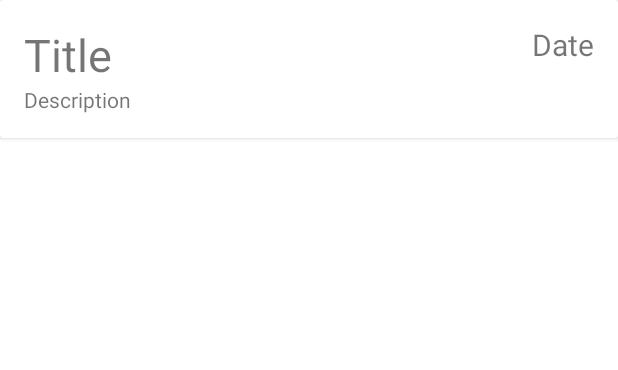
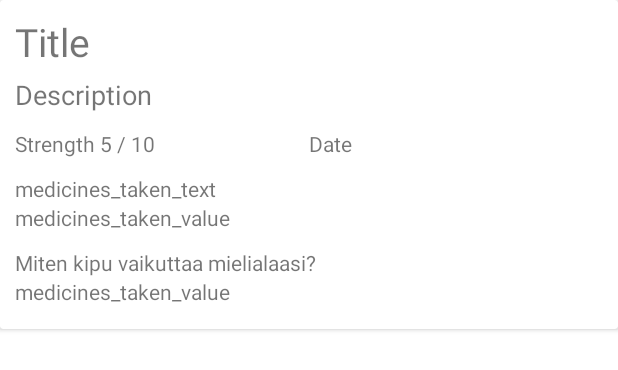
Before and after one commit to Tschokkinen/android-health-application, an Android app: the layout pain_history_list_item.xml on its own in the app's theme, with its tools: preview values and no code run, on a phone screen of 412 x 824 dp. Shown: the top 370 px of the screen. Run offline under Robolectric (Android 15) with nearby library versions, the phone set to English and light mode, and no system bars.

Commit message:
improved pain history section to show more data

```diff
--- a/app/src/main/java/com/ericaskari/healthapplication/adapters/PainLogListRecyclerViewAdapter.java
+++ b/app/src/main/java/com/ericaskari/healthapplication/adapters/PainLogListRecyclerViewAdapter.java
@@ -44,7 +44,7 @@ public class PainLogListRecyclerViewAdapter extends RecyclerView.Adapter<PainHis
      */
     @Override
     public void onBindViewHolder(PainHistoryListItemViewHolder holder, int position) {
-        holder.setViewHolderData(list.get(position));
+        holder.setViewHolderData(list.get(position), context.getResources());
     }
 
     @Override
--- a/app/src/main/java/com/ericaskari/healthapplication/viewholders/PainHistoryListItemViewHolder.java
+++ b/app/src/main/java/com/ericaskari/healthapplication/viewholders/PainHistoryListItemViewHolder.java
@@ -1,13 +1,21 @@
 package com.ericaskari.healthapplication.viewholders;
+
+import android.content.res.Resources;
+import android.view.View;
 
 import androidx.recyclerview.widget.RecyclerView;
 
+import com.ericaskari.healthapplication.R;
 import com.ericaskari.healthapplication.adapters.PainLogListRecyclerViewAdapter;
 import com.ericaskari.healthapplication.databinding.PainHistoryListItemBinding;
 import com.ericaskari.healthapplication.models.PainLog;
 
 import java.text.DateFormat;
+import java.time.LocalDate;
+import java.time.ZoneId;
+import java.time.format.DateTimeFormatter;
 import java.util.Locale;
+import java.time.LocalDateTime;
 
 /**
  * ViewHolder to inject data to {@link PainHistoryListItemBinding}
@@ -23,15 +31,30 @@ public class PainHistoryListItemViewHolder extends RecyclerView.ViewHolder {
 
     /**
      * Here we update UI values.
+     * @param resources just to get some values from strings.xml
+     * @param painLog to get values for UI
      */
-    public void setViewHolderData(PainLog painLog) {
-        this.binding.title.setText(painLog.bodyPart);
-        this.binding.description.setText(painLog.description);
+    public void setViewHolderData(PainLog painLog, Resources resources) {
+        this.binding.titleValue.setText(painLog.bodyPart);
+        this.binding.descriptionValue.setText(painLog.description);
 
-        Locale loc = new Locale("fi", "FI");
-        DateFormat dateFormat = DateFormat.getDateInstance(DateFormat.DEFAULT, loc);
-        String date = dateFormat.format(painLog.createdAt);
+        LocalDateTime createdAtLocalDateTime = painLog.createdAt.toInstant().atZone(ZoneId.systemDefault()).toLocalDateTime();
+        DateTimeFormatter createdAtFormatter = DateTimeFormatter.ofPattern("dd.MM.yyyy HH:mm");
+        String createdAtFormatted = createdAtLocalDateTime.format(createdAtFormatter);
 
-        this.binding.addedDate.setText(date);
+        this.binding.createdAtValue.setText(createdAtFormatted);
+
+        this.binding.painStrengthValue.setText(String.format("%d/10", painLog.painStrength));
+
+        this.binding.medicinesTakenText.setText(
+                resources.getString(
+                        painLog.medicineTaken.equals("")
+                                ? R.string.no_medicine_is_taken
+                                : R.string.taken_medicine
+                )
+        );
+
+        this.binding.medicinesTakenValue.setText(painLog.medicineTaken);
+        this.binding.howMedicineAffectedValue.setText(painLog.tellAboutYourFeelings);
     }
 }
--- a/app/src/main/res/layout/pain_history_list_item.xml
+++ b/app/src/main/res/layout/pain_history_list_item.xml
@@ -6,35 +6,94 @@
     android:focusable="true"
     android:foreground="?android:attr/selectableItemBackground">
 
-    <RelativeLayout
+    <LinearLayout
         android:layout_width="match_parent"
-        android:layout_height="wrap_content"
-        android:padding="16dp">
+        android:layout_height="match_parent"
+        android:padding="10dp"
+        android:orientation="vertical">
 
         <TextView
-            android:id="@+id/title"
+            android:id="@+id/title_value"
             android:layout_width="wrap_content"
             android:layout_height="wrap_content"
-            android:layout_alignParentTop="true"
             android:text="Title"
-            android:textSize="30sp" />
+            android:textSize="26sp" />
 
         <TextView
-            android:id="@+id/description"
+            android:id="@+id/description_value"
             android:layout_width="wrap_content"
             android:layout_height="wrap_content"
-            android:layout_below="@+id/title"
-            android:text="Description" />
+            android:paddingVertical="5dp"
+            android:text="Description"
+            android:textSize="18sp" />
 
-        <TextView
-            android:id="@+id/added_date"
-            android:layout_width="wrap_content"
-            android:layout_height="wrap_content"
-            android:layout_alignParentTop="true"
-            android:layout_alignParentRight="true"
-            android:text="Date"
-            android:textSize="20sp" />
 
-    </RelativeLayout>
+        <LinearLayout
+            android:layout_width="match_parent"
+            android:layout_height="match_parent"
+            android:paddingVertical="5dp"
+            android:orientation="horizontal">
+
+            <TextView
+                android:id="@+id/pain_strength_value"
+                android:layout_width="match_parent"
+                android:layout_height="match_parent"
+                android:gravity="center_vertical"
+                android:layout_weight="1"
+                android:text="Strength 5 / 10" />
+
+            <TextView
+                android:id="@+id/created_at_value"
+                android:layout_width="match_parent"
+                android:layout_height="match_parent"
+                android:gravity="center_vertical"
+                android:layout_weight="1"
+                android:text="Date"/>
+        </LinearLayout>
+
+
+        <LinearLayout
+            android:layout_width="match_parent"
+            android:layout_height="match_parent"
+            android:paddingVertical="5dp"
+            android:orientation="vertical">
+
+            <TextView
+                android:id="@+id/medicines_taken_text"
+                android:layout_width="wrap_content"
+                android:layout_height="wrap_content"
+                android:layout_weight="0"
+                android:text="medicines_taken_text" />
+            <TextView
+                android:id="@+id/medicines_taken_value"
+                android:layout_width="wrap_content"
+                android:layout_height="wrap_content"
+                android:text="medicines_taken_value" />
+
+        </LinearLayout>
+
+
+
+        <LinearLayout
+            android:layout_width="match_parent"
+            android:layout_height="match_parent"
+            android:paddingVertical="5dp"
+            android:orientation="vertical">
+
+            <TextView
+                android:id="@+id/how_medicine_affected_text"
+                android:layout_width="wrap_content"
+                android:layout_height="wrap_content"
+                android:layout_weight="0"
+                android:text="@string/how_does_the_pain_affect" />
+            <TextView
+                android:id="@+id/how_medicine_affected_value"
+                android:layout_width="wrap_content"
+                android:layout_height="wrap_content"
+                android:text="medicines_taken_value" />
+
+        </LinearLayout>
+
+    </LinearLayout>
 
 </androidx.cardview.widget.CardView>
```
